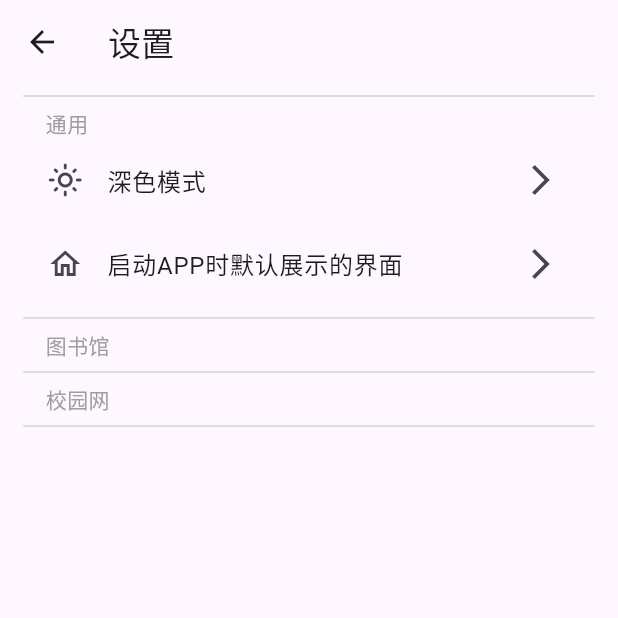
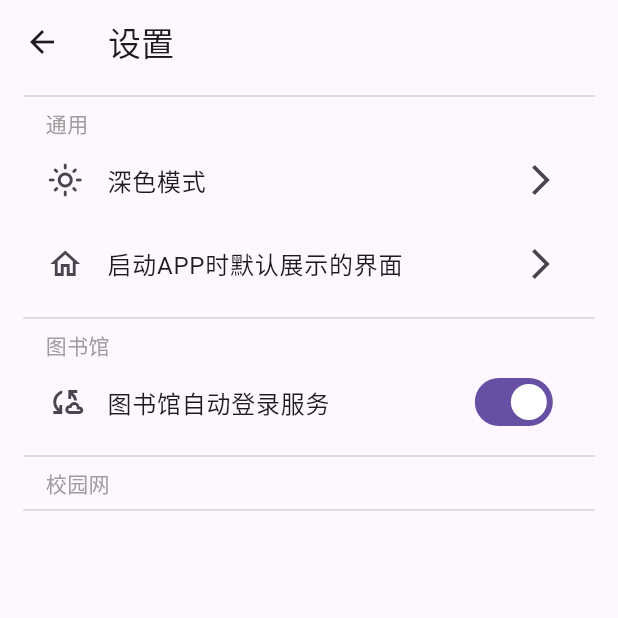
Before and after one commit to AccAutomaton/ecjtu_helper_app, a Flutter app: the SettingsHomePage screen opened directly, on a phone screen of 412 x 824 dp, the top half of it. Run offline on Flutter 3.47's test engine with Material 3 defaults, Android fonts, the phone set to English and light mode, and no system bars; our stand-ins replace dio, flutter_easyloading, flutter_markdown, fluttertoast, package_info_plus, shared_preferences and 1 more; missing offline and left inert: flutter_hms_scan_kit, lazy_load_indexed_stack; accounts and stored records are empty; network calls fail.

Commit message:
feat: Library AutoLogin Switch In Settings

```diff
--- a/lib/pages/settings_page/settings_home.dart
+++ b/lib/pages/settings_page/settings_home.dart
@@ -1,5 +1,6 @@
 import 'package:ecjtu_helper/pages/settings_page/settings_dark_mode/setting_dark_mode_entrance.dart';
 import 'package:ecjtu_helper/pages/settings_page/settings_default_start_page/setting_default_start_page_entrance.dart';
+import 'package:ecjtu_helper/pages/settings_page/settings_library/setting_library_auto_login_switch.dart';
 import 'package:flutter/material.dart';
 
 class SettingsHomePage extends StatefulWidget {
@@ -28,6 +29,7 @@ class _SettingsHomePageState extends State<SettingsHomePage> {
             const SettingDefaultStartPageEntranceModule(),
             lightGreyDivider,
             settingLabel("图书馆"),
+            const SettingLibraryAutoLoginSwitch(),
             lightGreyDivider,
             settingLabel("校园网"),
             lightGreyDivider,
--- /dev/null
+++ b/lib/pages/settings_page/settings_library/setting_library_auto_login_switch.dart
@@ -0,0 +1,45 @@
+import 'package:flutter/material.dart';
+
+import '../../../utils/shared_preferences_util.dart';
+
+class SettingLibraryAutoLoginSwitch extends StatefulWidget {
+  const SettingLibraryAutoLoginSwitch({super.key});
+
+  @override
+  State<StatefulWidget> createState() {
+    return _SettingLibraryAutoLoginSwitch();
+  }
+}
+
+class _SettingLibraryAutoLoginSwitch
+    extends State<SettingLibraryAutoLoginSwitch> {
+  bool _enableAutoLogin = true;
+
+
+  @override
+  void initState() {
+    super.initState();
+    readStringData("library_enableAutoLogin").then((data) => setState(() {
+      if (data != null) {
+        _enableAutoLogin = bool.tryParse(data)!;
+      }
+    }));
+  }
+
+  @override
+  Widget build(BuildContext context) {
+    return ListTile(
+      leading: const Icon(Icons.cloud_sync_outlined),
+      title: const Text("图书馆自动登录服务"),
+      trailing: Switch(
+        value: _enableAutoLogin,
+        onChanged: (value) async {
+          setState(() {
+            _enableAutoLogin = value;
+          });
+          await saveStringData("library_enableAutoLogin", _enableAutoLogin.toString());
+        },
+      ),
+    );
+  }
+}
```
Also changed, not shown: lib/utils/shared_preferences_util.dart (+10 -0 lines).
